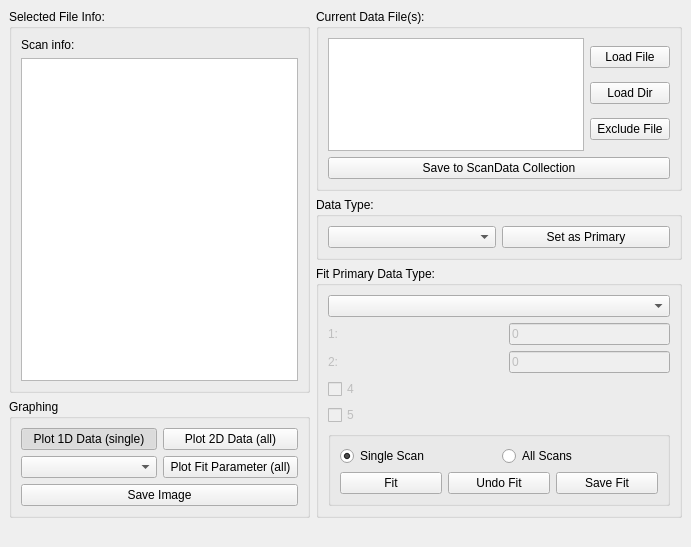
Before: the Qt Designer form experimentdataanalysis/guis/ui_databrowser.ui in mwmacmahon/experimentdataanalysis, drawn with Qt 5.
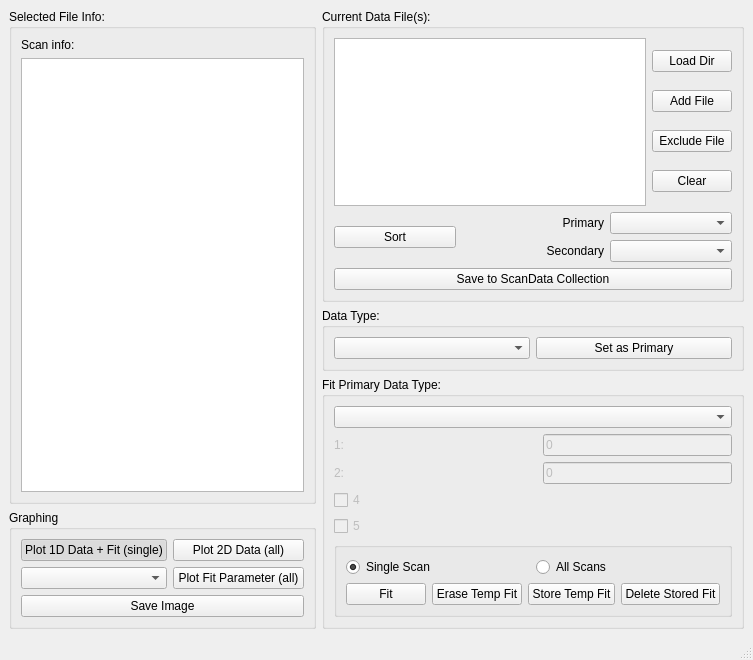
After: the same form once the commit is applied.

Commit message: Data Browser functional for browsing but no fitting or tests

The edit to the form file:
```diff
--- a/experimentdataanalysis/guis/ui_databrowser.ui
+++ b/experimentdataanalysis/guis/ui_databrowser.ui
@@ -6,8 +6,8 @@
    <rect>
     <x>0</x>
     <y>0</y>
-    <width>691</width>
-    <height>547</height>
+    <width>753</width>
+    <height>660</height>
    </rect>
   </property>
   <property name="windowTitle">
@@ -63,7 +63,7 @@
            <item row="0" column="0">
             <widget class="QPushButton" name="btn_plot1d">
              <property name="text">
-              <string>Plot 1D Data (single)</string>
+              <string>Plot 1D Data + Fit (single)</string>
              </property>
              <property name="checkable">
               <bool>true</bool>
@@ -117,19 +117,6 @@
         </layout>
        </widget>
       </item>
-      <item>
-       <spacer name="horizontalSpacer">
-        <property name="orientation">
-         <enum>Qt::Horizontal</enum>
-        </property>
-        <property name="sizeHint" stdset="0">
-         <size>
-          <width>40</width>
-          <height>20</height>
-         </size>
-        </property>
-       </spacer>
-      </item>
      </layout>
     </item>
     <item>
@@ -147,13 +134,6 @@
            </item>
            <item>
             <layout class="QVBoxLayout" name="verticalLayout_4">
-             <item>
-              <widget class="QPushButton" name="btn_loadfile">
-               <property name="text">
-                <string>Load File</string>
-               </property>
-              </widget>
-             </item>
              <item>
               <widget class="QPushButton" name="btn_loaddir">
                <property name="text">
@@ -162,18 +142,82 @@
               </widget>
              </item>
              <item>
-              <widget class="QPushButton" name="btn_seriesdelete">
+              <widget class="QPushButton" name="btn_loadfile">
+               <property name="text">
+                <string>Add File</string>
+               </property>
+              </widget>
+             </item>
+             <item>
+              <widget class="QPushButton" name="btn_excludescandata">
                <property name="text">
                 <string>Exclude File</string>
                </property>
               </widget>
              </item>
+             <item>
+              <widget class="QPushButton" name="btn_clearallscandata">
+               <property name="text">
+                <string>Clear</string>
+               </property>
+              </widget>
+             </item>
             </layout>
            </item>
           </layout>
          </item>
          <item>
-          <widget class="QPushButton" name="pushButton_2">
+          <layout class="QGridLayout" name="gridLayout_2">
+           <item row="0" column="4">
+            <widget class="QComboBox" name="cmb_primarysort"/>
+           </item>
+           <item row="1" column="3">
+            <widget class="QLabel" name="label">
+             <property name="text">
+              <string>Secondary</string>
+             </property>
+             <property name="alignment">
+              <set>Qt::AlignRight|Qt::AlignTrailing|Qt::AlignVCenter</set>
+             </property>
+            </widget>
+           </item>
+           <item row="0" column="1" rowspan="2">
+            <widget class="QPushButton" name="btn_sortdata">
+             <property name="text">
+              <string>Sort</string>
+             </property>
+            </widget>
+           </item>
+           <item row="1" column="4">
+            <widget class="QComboBox" name="cmb_secondarysort"/>
+           </item>
+           <item row="0" column="3">
+            <widget class="QLabel" name="label_2">
+             <property name="text">
+              <string>Primary</string>
+             </property>
+             <property name="alignment">
+              <set>Qt::AlignRight|Qt::AlignTrailing|Qt::AlignVCenter</set>
+             </property>
+            </widget>
+           </item>
+           <item row="0" column="2" rowspan="2">
+            <spacer name="verticalSpacer">
+             <property name="orientation">
+              <enum>Qt::Vertical</enum>
+             </property>
+             <property name="sizeHint" stdset="0">
+              <size>
+               <width>20</width>
+               <height>40</height>
+              </size>
+             </property>
+            </spacer>
+           </item>
+          </layout>
+         </item>
+         <item>
+          <widget class="QPushButton" name="btn_savescandata">
            <property name="text">
             <string>Save to ScanData Collection</string>
            </property>
@@ -349,14 +393,21 @@
               <item>
                <widget class="QPushButton" name="btn_fitundo">
                 <property name="text">
-                 <string>Undo Fit</string>
+                 <string>Erase Temp Fit</string>
                 </property>
                </widget>
               </item>
               <item>
                <widget class="QPushButton" name="btn_fitsave">
                 <property name="text">
-                 <string>Save Fit</string>
+                 <string>Store Temp Fit</string>
+                </property>
+               </widget>
+              </item>
+              <item>
+               <widget class="QPushButton" name="btn_fitdelete">
+                <property name="text">
+                 <string>Delete Stored Fit</string>
                 </property>
                </widget>
               </item>
@@ -368,23 +419,11 @@
         </layout>
        </widget>
       </item>
-      <item>
-       <spacer name="horizontalSpacer_2">
-        <property name="orientation">
-         <enum>Qt::Horizontal</enum>
-        </property>
-        <property name="sizeHint" stdset="0">
-         <size>
-          <width>40</width>
-          <height>20</height>
-         </size>
-        </property>
-       </spacer>
-      </item>
      </layout>
     </item>
    </layout>
   </widget>
+  <widget class="QStatusBar" name="statusBar"/>
  </widget>
  <resources/>
  <connections/>
```
Left out of the diff: 6 changed lines with no effect on the pictures. The commit also changes 11 other files.
